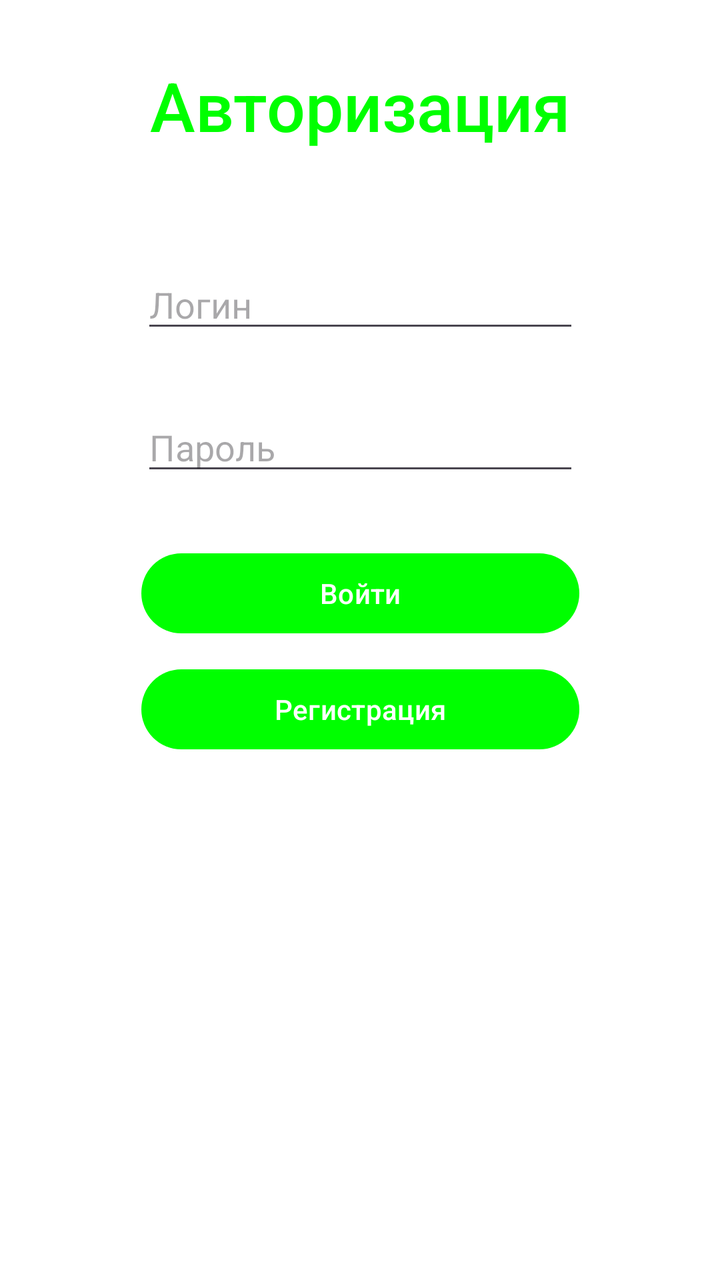
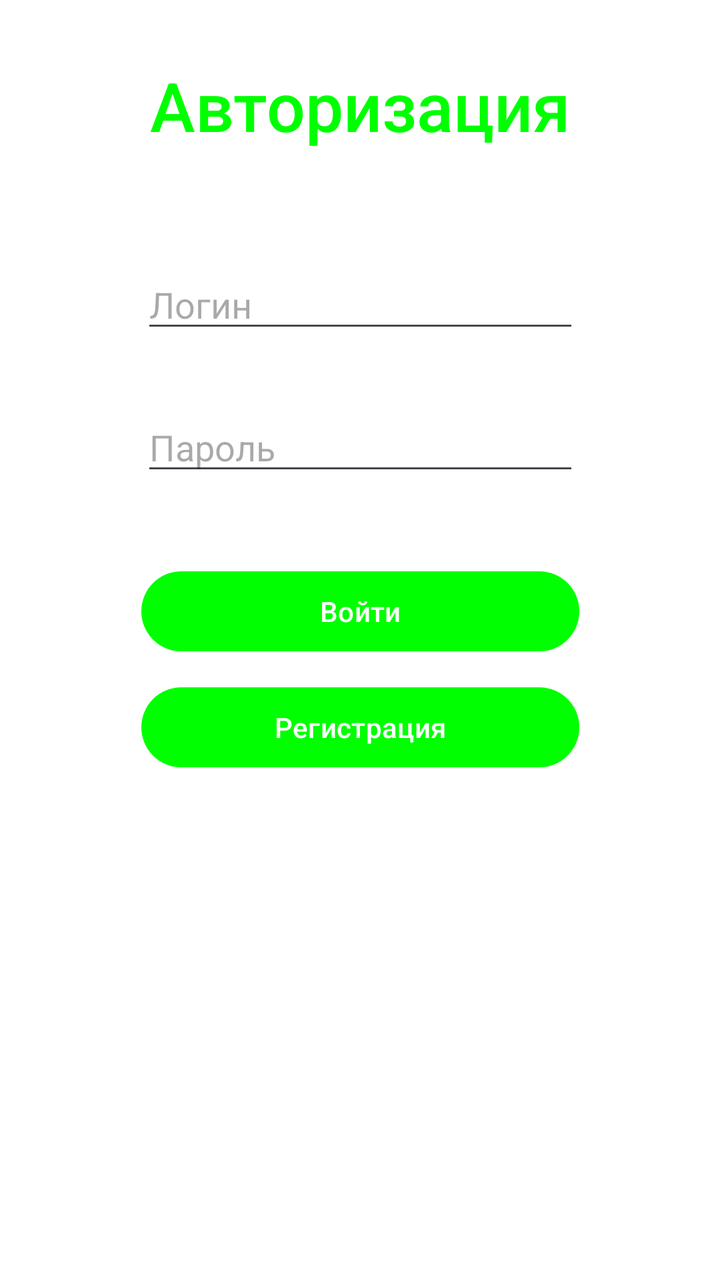

The first picture is an Android layout as it rendered before a commit; the second is the same layout after the commit. The layout source and the unified diff follow.
<!-- AndroidManifest.xml: application theme Base.Theme.Project1 -->
<!-- res/layout/activity_main.xml -->
<?xml version="1.0" encoding="utf-8"?>
<androidx.constraintlayout.widget.ConstraintLayout xmlns:android="http://schemas.android.com/apk/res/android"
    xmlns:app="http://schemas.android.com/apk/res-auto"
    xmlns:tools="http://schemas.android.com/tools"
    android:id="@+id/main"
    android:layout_width="match_parent"
    android:layout_height="match_parent"
    tools:context=".MainActivity">

    <TextView
        android:id="@+id/textView2"
        android:layout_width="219dp"
        android:layout_height="50dp"
        android:layout_marginTop="30dp"
        android:text="Авторизация"
        android:textAlignment="center"
        android:textSize="34sp"
        app:layout_constraintEnd_toEndOf="parent"
        app:layout_constraintStart_toStartOf="parent"
        app:layout_constraintTop_toTopOf="parent"
        style="@style/TextAppearance.AppCompat.Title."/>

    <EditText
        android:id="@+id/editTextText"
        android:layout_width="219dp"
        android:layout_height="wrap_content"
        android:layout_marginTop="50dp"
        android:ems="10"
        android:hint="Логин"
        android:inputType="text"
        app:layout_constraintEnd_toEndOf="parent"
        app:layout_constraintStart_toStartOf="parent"
        app:layout_constraintTop_toBottomOf="@+id/textView2" />

    <EditText
        android:id="@+id/editTextTextPassword"
        android:layout_width="219dp"
        android:layout_height="wrap_content"
        android:layout_marginTop="30dp"
        android:ems="10"
        android:hint="Пароль"
        android:inputType="textPassword"
        app:layout_constraintEnd_toEndOf="parent"
        app:layout_constraintStart_toStartOf="parent"
        app:layout_constraintTop_toBottomOf="@+id/editTextText" />

    <Button
        android:id="@+id/Login_Login_Button"
        android:layout_width="219dp"
        android:layout_height="wrap_content"
        android:layout_marginTop="30dp"
        android:text="Войти"
        app:layout_constraintEnd_toEndOf="parent"
        app:layout_constraintStart_toStartOf="parent"
        app:layout_constraintTop_toBottomOf="@+id/editTextTextPassword" />

    <Button
        android:id="@+id/Login_Register_Button"
        android:layout_width="219dp"
        android:layout_height="0dp"
        android:layout_marginTop="10dp"
        android:text="Регистрация"
        app:layout_constraintEnd_toEndOf="parent"
        app:layout_constraintStart_toStartOf="parent"
        app:layout_constraintTop_toBottomOf="@+id/Login_Login_Button" />

</androidx.constraintlayout.widget.ConstraintLayout>
<!-- resources referenced by this layout -->
<resources>
  <style name="TextAppearance.AppCompat.Title.">
          <item name="itemTextAppearanceActiveBoldEnabled">true</item>
          <item name="android:textColor">@color/lightGreen</item>
      </style>
  <style name="Base.Theme.Project1" parent="Theme.Material3.DayNight.NoActionBar">
          <item name="colorPrimary">@color/lightGreen</item>
          <item name="colorOnPrimary">@color/white</item>
          <item name="android:colorBackground"> @color/white</item>
          <item name="colorSurface"> @color/white</item>
          <item name="colorOnSurface">@color/white</item>
          <item name="android:statusBarColor">@color/white</item>
          <item name="android:textColor">@color/lightGreen</item>
          <item name="android:colorButtonNormal">@color/white</item>
          <item name="tint">@color/lightGreen</item>
      </style>
  <color name="lightGreen">#00FF00</color>
  <color name="white">#FFFFFF</color>
</resources>

<!-- the commit's change to res/layout/activity_main.xml (unified diff, before → after) -->
@@ -21,7 +21,7 @@
         style="@style/TextAppearance.AppCompat.Title."/>
 
     <EditText
-        android:id="@+id/editTextText"
+        android:id="@+id/Login_Login_Text"
         android:layout_width="219dp"
         android:layout_height="wrap_content"
         android:layout_marginTop="50dp"
@@ -33,7 +33,7 @@
         app:layout_constraintTop_toBottomOf="@+id/textView2" />
 
     <EditText
-        android:id="@+id/editTextTextPassword"
+        android:id="@+id/Lodin_Password"
         android:layout_width="219dp"
         android:layout_height="wrap_content"
         android:layout_marginTop="30dp"
@@ -42,17 +42,7 @@
         android:inputType="textPassword"
         app:layout_constraintEnd_toEndOf="parent"
         app:layout_constraintStart_toStartOf="parent"
-        app:layout_constraintTop_toBottomOf="@+id/editTextText" />
-
-    <Button
-        android:id="@+id/Login_Login_Button"
-        android:layout_width="219dp"
-        android:layout_height="wrap_content"
-        android:layout_marginTop="30dp"
-        android:text="Войти"
-        app:layout_constraintEnd_toEndOf="parent"
-        app:layout_constraintStart_toStartOf="parent"
-        app:layout_constraintTop_toBottomOf="@+id/editTextTextPassword" />
+        app:layout_constraintTop_toBottomOf="@+id/Login_Login_Text" />
 
     <Button
         android:id="@+id/Login_Register_Button"
@@ -64,4 +54,23 @@
         app:layout_constraintStart_toStartOf="parent"
         app:layout_constraintTop_toBottomOf="@+id/Login_Login_Button" />
 
+    <Button
+        android:id="@+id/Login_Login_Button"
+        android:layout_width="219dp"
+        android:layout_height="wrap_content"
+        android:layout_marginTop="10dp"
+        android:text="Войти"
+        app:layout_constraintEnd_toEndOf="parent"
+        app:layout_constraintStart_toStartOf="parent"
+        app:layout_constraintTop_toBottomOf="@+id/Mistake_Text" />
+
+    <TextView
+        android:id="@+id/Mistake_Text"
+        android:layout_width="wrap_content"
+        android:layout_height="wrap_content"
+        android:layout_marginTop="10dp"
+        app:layout_constraintEnd_toEndOf="parent"
+        app:layout_constraintStart_toStartOf="parent"
+        app:layout_constraintTop_toBottomOf="@+id/Lodin_Password" />
+
 </androidx.constraintlayout.widget.ConstraintLayout>
